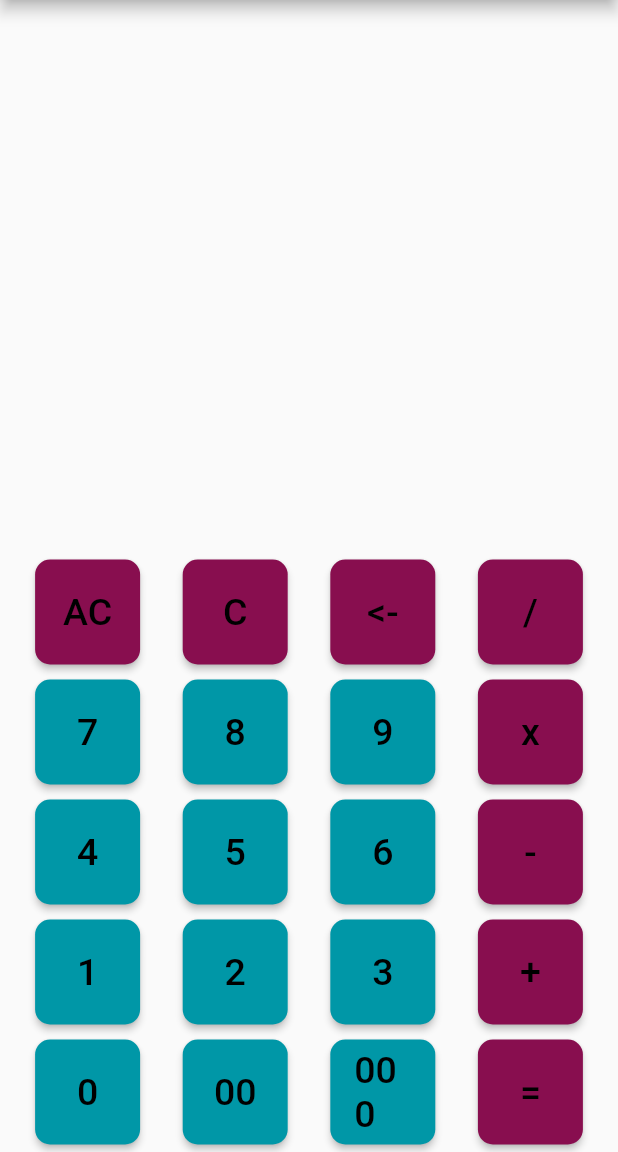
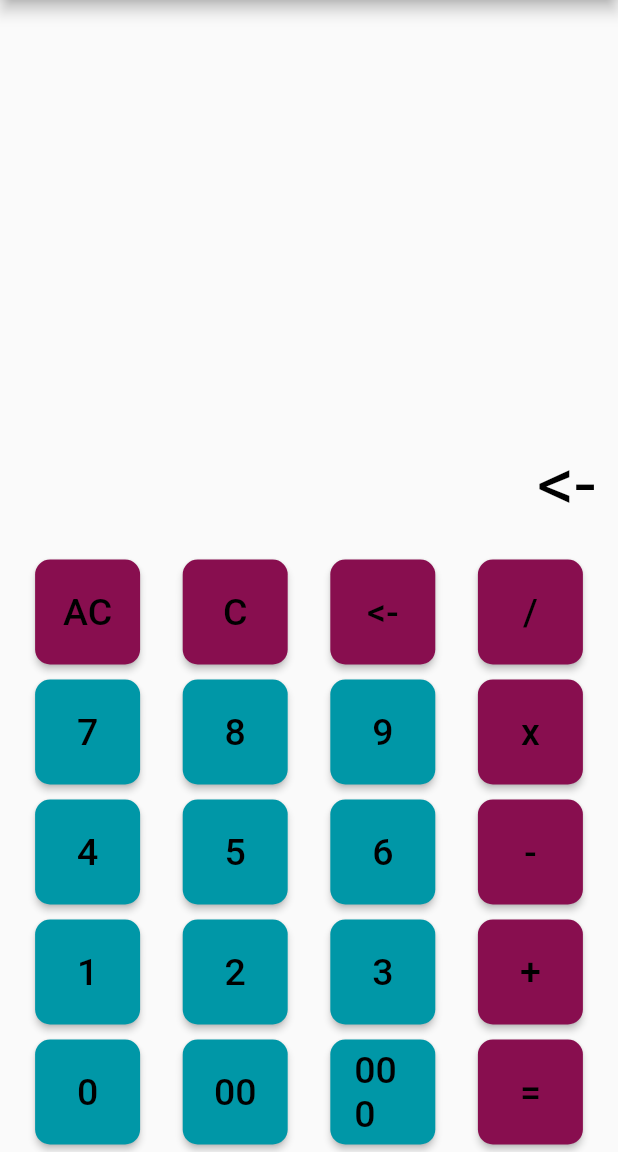
Before and after one commit to Rucha1060/flutter_task2, a Flutter app: the screen it shows after launch, after a tap on "<-", on a phone screen of 412 x 824 dp, the part 84-1236 px from its top. Run offline on Flutter 3.47's test engine with Material 2 defaults, Android fonts, the phone set to English and light mode, and no system bars; missing offline and left inert: mathexps.

```diff
--- a/lib/main.dart
+++ b/lib/main.dart
@@ -1,4 +1,5 @@
 import 'package:flutter/material.dart';
+import 'package:mathexps/mathexps.dart';
 
 import 'calculator_btn.dart';
 
@@ -16,53 +17,35 @@ class CalculateApp extends StatefulWidget {
 }
 
 class _CalculateAppState extends State<CalculateApp> {
-  late int no1;
-  late int no2;
-  late String history = '';
-  late String display = '';
-  late String res;
-  late String operation;
+  String history = '';
+  String exp = '';
 
-  void btnOnClick(String val) {
-    print(val);
-    if (val == 'C') {
-      display = '';
-      no1 = 0;
-      no2 = 0;
-      res = '';
-    } else if (val == 'AC') {
-      display = '';
-      no1 = 0;
-      no2 = 0;
-      res = '';
+  void numClick(String text) {
+    setState(() => exp += text);
+  }
+
+  void allClear(String text) {
+    setState(() {
       history = '';
-    } else if (val == '<-') {
-      res = display.substring(0, display.length - 1);
-    } else if (val == '+' || val == '-' || val == 'x' || val == '/') {
-      no1 = int.parse(display);
-      res = '';
-      operation = val;
-    } else if (val == '=') {
-      no2 = int.parse(display);
-      if (operation == '+') {
-        res = (no1 + no2).toString();
-        history = no1.toString() + operation.toString() + no2.toString();
-      }
-      if (operation == '-') {
-        res = (no1 - no2).toString();
-        history = no1.toString() + operation.toString() + no2.toString();
-      }
-      if (operation == 'x') {
-        res = (no1 * no2).toString();
-        history = no1.toString() + operation.toString() + no2.toString();
-      }
-      if (operation == '/') {
-        res = (no1 / no2).toString();
-        history = no1.toString() + operation.toString() + no2.toString();
-      }
-    } else {
-      res = int.parse(display + val).toString();
-    }
+      exp = '';
+    });
+  }
+
+  void clear(String text) {
+    setState(() {
+      exp = '';
+    });
+  }
+
+  void evaluate(String text) {
+    Parser p = Parser();
+    Expression exp = p.parse(exp);
+    ContextModel cm = ContextModel();
+
+    setState(() {
+      history = exp;
+      exp = exp.evaluate(EvaluationType.REAL, cm).toString();
+    });
   }
 
   @override
@@ -91,7 +74,7 @@ class _CalculateAppState extends State<CalculateApp> {
                 child: Padding(
                   padding: EdgeInsets.all(15),
                   child: Text(
-                    display,
+                    exp,
                     style: TextStyle(color: Colors.black, fontSize: 50),
                   ),
                 ),
@@ -100,10 +83,10 @@ class _CalculateAppState extends State<CalculateApp> {
               Row(
                 mainAxisAlignment: MainAxisAlignment.spaceEvenly,
                 children: [
-                  CalcButton(no: 'AC', fillColor: 0xFF880E4F, callback: btnOnClick),
-                  CalcButton(no: 'C', fillColor: 0xFF880E4F, callback: btnOnClick),
-                  CalcButton(no: '<-', fillColor: 0xFF880E4F, callback: btnOnClick),
-                  CalcButton(no: '/', fillColor: 0xFF880E4F, callback: btnOnClick),
+                  CalcButton(no: 'AC', fillColor: 0xFF880E4F, callback: allClear),
+                  CalcButton(no: 'C', fillColor: 0xFF880E4F, callback: clear),
+                  CalcButton(no: '<-', fillColor: 0xFF880E4F, callback: numClick),
+                  CalcButton(no: '/', fillColor: 0xFF880E4F, callback: numClick),
                 ],
               ),
               Row(
@@ -112,38 +95,38 @@ class _CalculateAppState extends State<CalculateApp> {
                   CalcButton(
                     no: '7',
                     fillColor: 0xFF0097A7,
-                    callback: btnOnClick,
+                    callback: numClick,
                   ),
-                  CalcButton(no: '8', fillColor: 0xFF0097A7, callback: btnOnClick),
-                  CalcButton(no: '9', fillColor: 0xFF0097A7, callback: btnOnClick),
-                  CalcButton(no: 'x', fillColor: 0xFF880E4F, callback: btnOnClick),
+                  CalcButton(no: '8', fillColor: 0xFF0097A7, callback: numClick),
+                  CalcButton(no: '9', fillColor: 0xFF0097A7, callback: numClick),
+                  CalcButton(no: 'x', fillColor: 0xFF880E4F, callback: numClick),
                 ],
               ),
               Row(
                 mainAxisAlignment: MainAxisAlignment.spaceEvenly,
                 children: [
-                  CalcButton(no: '4', fillColor: 0xFF0097A7, callback: btnOnClick),
-                  CalcButton(no: '5', fillColor: 0xFF0097A7, callback: btnOnClick),
-                  CalcButton(no: '6', fillColor: 0xFF0097A7, callback: btnOnClick),
-                  CalcButton(no: '-', fillColor: 0xFF880E4F, callback: btnOnClick),
+                  CalcButton(no: '4', fillColor: 0xFF0097A7, callback: numClick),
+                  CalcButton(no: '5', fillColor: 0xFF0097A7, callback: numClick),
+                  CalcButton(no: '6', fillColor: 0xFF0097A7, callback: numClick),
+                  CalcButton(no: '-', fillColor: 0xFF880E4F, callback: numClick),
                 ],
               ),
               Row(
                 mainAxisAlignment: MainAxisAlignment.spaceEvenly,
                 children: [
-                  CalcButton(no: '1', fillColor: 0xFF0097A7, callback: btnOnClick),
-                  CalcButton(no: '2', fillColor: 0xFF0097A7, callback: btnOnClick),
-                  CalcButton(no: '3', fillColor: 0xFF0097A7, callback: btnOnClick),
-                  CalcButton(no: '+', fillColor: 0xFF880E4F, callback: btnOnClick),
+                  CalcButton(no: '1', fillColor: 0xFF0097A7, callback: numClick),
+                  CalcButton(no: '2', fillColor: 0xFF0097A7, callback: numClick),
+                  CalcButton(no: '3', fillColor: 0xFF0097A7, callback: numClick),
+                  CalcButton(no: '+', fillColor: 0xFF880E4F, callback: numClick),
                 ],
               ),
               Row(
                 mainAxisAlignment: MainAxisAlignment.spaceEvenly,
                 children: [
-                  CalcButton(no: '0', fillColor: 0xFF0097A7, callback: btnOnClick),
-                  CalcButton(no: '00', fillColor: 0xFF0097A7, callback: btnOnClick),
-                  CalcButton(no: '000', fillColor: 0xFF0097A7, callback: btnOnClick),
-                  CalcButton(no: '=', fillColor: 0xFF880E4F, callback: btnOnClick),
+                  CalcButton(no: '0', fillColor: 0xFF0097A7, callback: numClick),
+                  CalcButton(no: '00', fillColor: 0xFF0097A7, callback: numClick),
+                  CalcButton(no: '000', fillColor: 0xFF0097A7, callback: numClick),
+                  CalcButton(no: '=', fillColor: 0xFF880E4F, callback: evaluate),
                 ],
               ),
             ]))));
```
Also changed, not shown: 1 other file.
